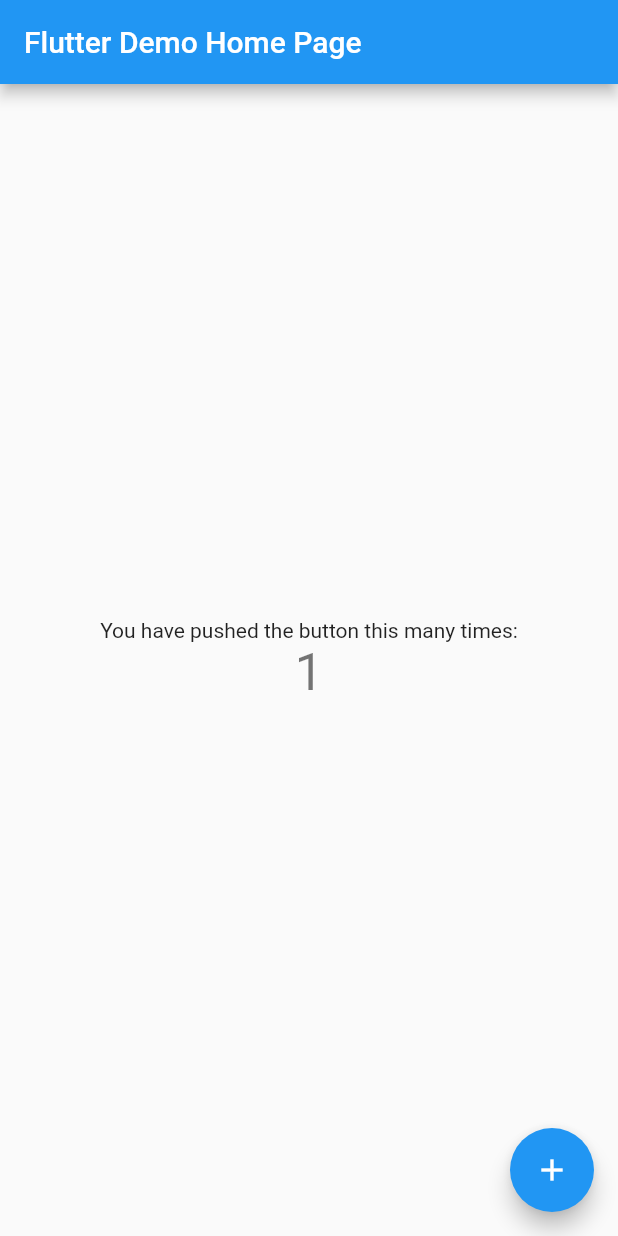
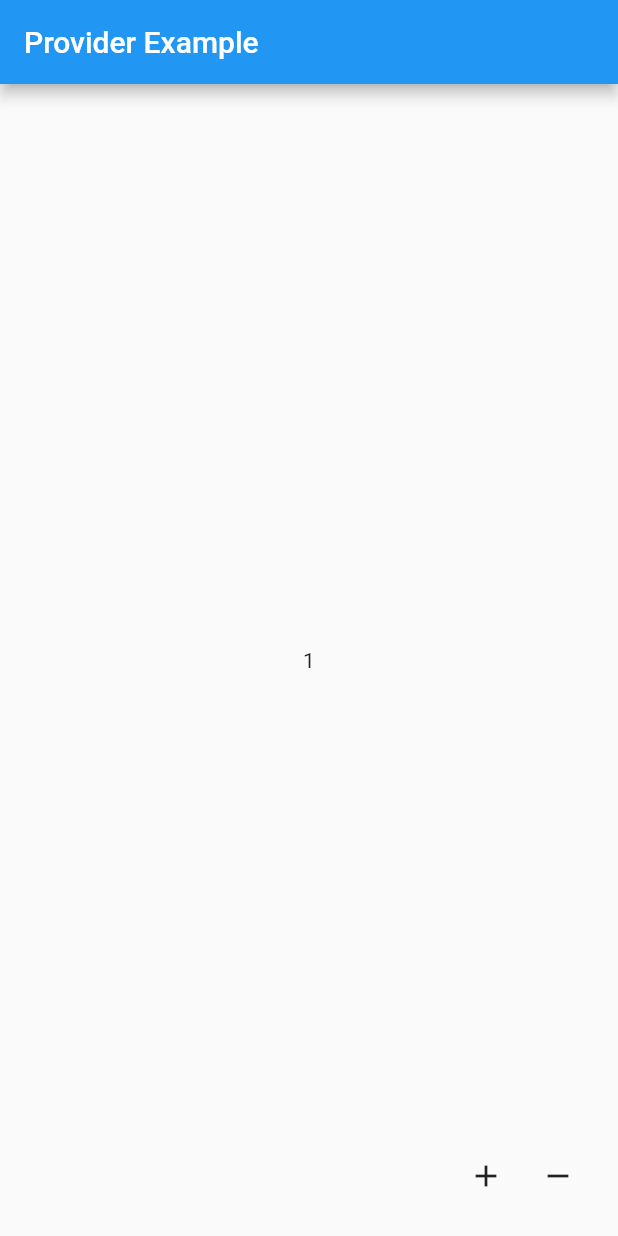
Before and after one commit to devboram/DailyFlutter, a Flutter app: the screen it shows after launch, after a tap on the "add" icon, on a phone screen of 412 x 824 dp. Run offline on Flutter 3.47's test engine with Material 2 defaults, Android fonts, the phone set to English and light mode, and no system bars.

Commit message:
provider를 이용한 counter 동작 확인 하기

```diff
--- /dev/null
+++ b/lib/component/count_view.dart
@@ -0,0 +1,26 @@
+import 'package:daily_flutter/provider/counter_provider.dart';
+import 'package:flutter/cupertino.dart';
+import 'package:provider/provider.dart';
+
+class CountView extends StatelessWidget {
+  const CountView({Key? key}) : super(key: key);
+
+  @override
+  Widget build(BuildContext context) {
+    return Center(
+      child: Text(
+        /// Provider: 구독된 모든 위젯에서 변경된 값을 알고 싶을 때
+        Provider.of<CounterProvider>(context, listen: true).count.toString(),
+      ),
+    );
+
+    /// Consumer: 단독으로 상태 변경을 알고 싶을때
+    // return Center(
+    //   child: Consumer<CounterProvider>(builder: (context, provider, child) {
+    //     return Text(
+    //       provider.count.toString(),
+    //     );
+    //   }),
+    // );
+  }
+}
--- a/lib/main.dart
+++ b/lib/main.dart
@@ -1,4 +1,7 @@
+import 'package:daily_flutter/provider/counter_provider.dart';
+import 'package:daily_flutter/ui/home.dart';
 import 'package:flutter/material.dart';
+import 'package:provider/provider.dart';
 
 void main() {
   runApp(const MyApp());
@@ -11,105 +14,25 @@
   @override
   Widget build(BuildContext context) {
     return MaterialApp(
-      title: 'Flutter Demo',
+      title: 'Daily Flutter',
       theme: ThemeData(
-        // This is the theme of your application.
-        //
-        // Try running your application with "flutter run". You'll see the
-        // application has a blue toolbar. Then, without quitting the app, try
-        // changing the primarySwatch below to Colors.green and then invoke
-        // "hot reload" (press "r" in the console where you ran "flutter run",
-        // or simply save your changes to "hot reload" in a Flutter IDE).
-        // Notice that the counter didn't reset back to zero; the application
-        // is not restarted.
         primarySwatch: Colors.blue,
       ),
-      home: const MyHomePage(title: 'Flutter Demo Home Page'),
+      /// MultiProvider: 여러개의 Provider 사용
+      home: MultiProvider(
+          providers: [
+            ChangeNotifierProvider(
+                create: (BuildContext context) => CounterProvider()
+            ),
+          ],
+          child: const Home()
+      ),
+
+      /// 단독으로 Provider 사용
+      // home: ChangeNotifierProvider(
+      //   create: (BuildContext context) => CounterProvider(),
+      //   child: Home(),
+      // ),
     );
   }
 }
-
-class MyHomePage extends StatefulWidget {
-  const MyHomePage({Key? key, required this.title}) : super(key: key);
-
-  // This widget is the home page of your application. It is stateful, meaning
-  // that it has a State object (defined below) that contains fields that affect
-  // how it looks.
-
-  // This class is the configuration for the state. It holds the values (in this
-  // case the title) provided by the parent (in this case the App widget) and
-  // used by the build method of the State. Fields in a Widget subclass are
-  // always marked "final".
-
-  final String title;
-
-  @override
-  State<MyHomePage> createState() => _MyHomePageState();
-}
-
-class _MyHomePageState extends State<MyHomePage> {
-  int _counter = 0;
-
-  void _incrementCounter() {
-    setState(() {
-      // This call to setState tells the Flutter framework that something has
-      // changed in this State, which causes it to rerun the build method below
-      // so that the display can reflect the updated values. If we changed
-      // _counter without calling setState(), then the build method would not be
-      // called again, and so nothing would appear to happen.
-      _counter++;
-    });
-  }
-
-  @override
-  Widget build(BuildContext context) {
-    // This method is rerun every time setState is called, for instance as done
-    // by the _incrementCounter method above.
-    //
-    // The Flutter framework has been optimized to make rerunning build methods
-    // fast, so that you can just rebuild anything that needs updating rather
-    // than having to individually change instances of widgets.
-    return Scaffold(
-      appBar: AppBar(
-        // Here we take the value from the MyHomePage object that was created by
-        // the App.build method, and use it to set our appbar title.
-        title: Text(widget.title),
-      ),
-      body: Center(
-        // Center is a layout widget. It takes a single child and positions it
-        // in the middle of the parent.
-        child: Column(
-          // Column is also a layout widget. It takes a list of children and
-          // arranges them vertically. By default, it sizes itself to fit its
-          // children horizontally, and tries to be as tall as its parent.
-          //
-          // Invoke "debug painting" (press "p" in the console, choose the
-          // "Toggle Debug Paint" action from the Flutter Inspector in Android
-          // Studio, or the "Toggle Debug Paint" command in Visual Studio Code)
-          // to see the wireframe for each widget.
-          //
-          // Column has various properties to control how it sizes itself and
-          // how it positions its children. Here we use mainAxisAlignment to
-          // center the children vertically; the main axis here is the vertical
-          // axis because Columns are vertical (the cross axis would be
-          // horizontal).
-          mainAxisAlignment: MainAxisAlignment.center,
-          children: <Widget>[
-            const Text(
-              'You have pushed the button this many times:',
-            ),
-            Text(
-              '$_counter',
-              style: Theme.of(context).textTheme.headline4,
-            ),
-          ],
-        ),
-      ),
-      floatingActionButton: FloatingActionButton(
-        onPressed: _incrementCounter,
-        tooltip: 'Increment',
-        child: const Icon(Icons.add),
-      ), // This trailing comma makes auto-formatting nicer for build methods.
-    );
-  }
-}
--- /dev/null
+++ b/lib/provider/counter_provider.dart
@@ -0,0 +1,17 @@
+import 'package:flutter/material.dart';
+
+class CounterProvider extends ChangeNotifier {
+  int _count = 0;
+  int get count => _count;
+
+
+  add() {
+    _count++;
+    notifyListeners();  /// 상태 변화 알림
+  }
+
+  subtract() {
+    _count--;
+    notifyListeners();
+  }
+}
--- /dev/null
+++ b/lib/ui/home.dart
@@ -0,0 +1,33 @@
+import 'package:daily_flutter/component/count_view.dart';
+import 'package:daily_flutter/provider/counter_provider.dart';
+import 'package:flutter/material.dart';
+import 'package:provider/provider.dart';
+
+class Home extends StatelessWidget {
+  const Home({Key? key}) : super(key: key);
+
+  @override
+  Widget build(BuildContext context) {
+    CounterProvider countProvider =
+        Provider.of<CounterProvider>(context, listen: false);
+    return Scaffold(
+      appBar: AppBar(
+        title: const Text("Provider Example"),
+      ),
+      body: const CountView(),
+      floatingActionButton: Row(
+        mainAxisAlignment: MainAxisAlignment.end,
+        children: [
+          IconButton(
+            icon: const Icon(Icons.add),
+            onPressed: () => countProvider.add(),
+          ),
+          IconButton(
+            icon: const Icon(Icons.remove),
+            onPressed: () => countProvider.subtract(),
+          ),
+        ],
+      ),
+    );
+  }
+}
```
Also changed, not shown: pubspec.yaml (+4 -53 lines).
